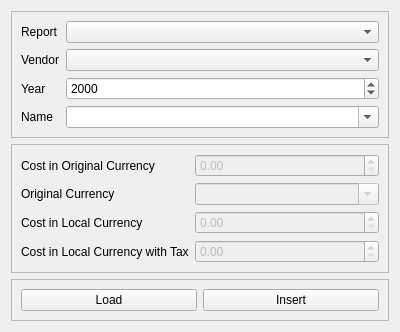
Above: ui/CostsTab.ui from CS-4820-Library-Project/COUNTER-5-Report-Tool-2020-5.0 before the change. Below: the same form after it.
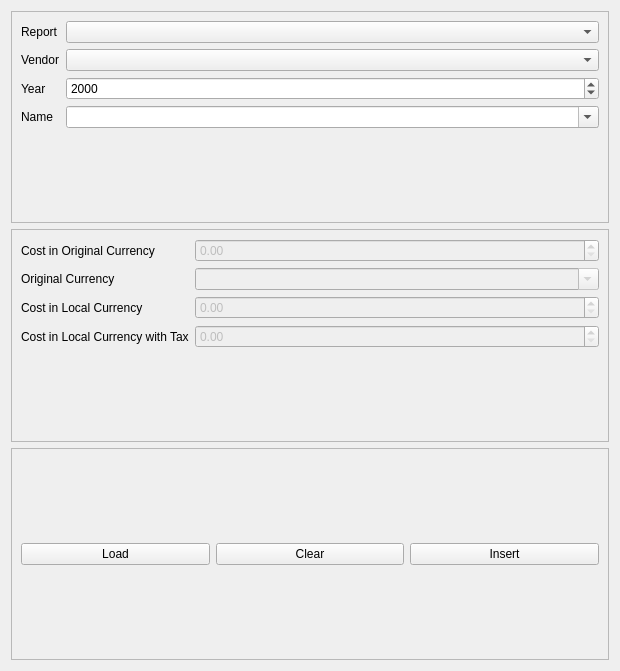
That is the form after the change.

Commit message: added clear button to Costs tab

```diff
--- a/ui/CostsTab.ui
+++ b/ui/CostsTab.ui
@@ -6,8 +6,8 @@
    <rect>
     <x>0</x>
     <y>0</y>
-    <width>400</width>
-    <height>309</height>
+    <width>620</width>
+    <height>671</height>
    </rect>
   </property>
   <property name="windowTitle">
@@ -161,6 +161,13 @@
         </property>
        </widget>
       </item>
+      <item>
+       <widget class="QPushButton" name="costs_clear_button">
+        <property name="text">
+         <string>Clear</string>
+        </property>
+       </widget>
+      </item>
       <item>
        <widget class="QPushButton" name="costs_insert_button">
         <property name="text">
```
The commit also changes 3 other files.
